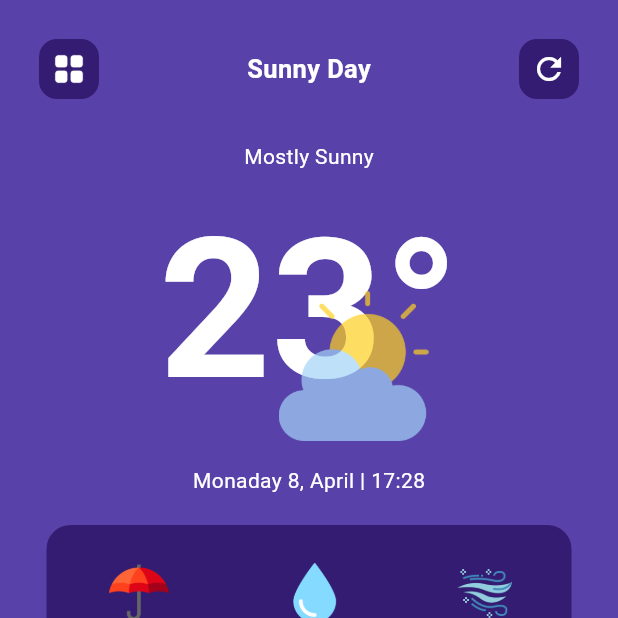
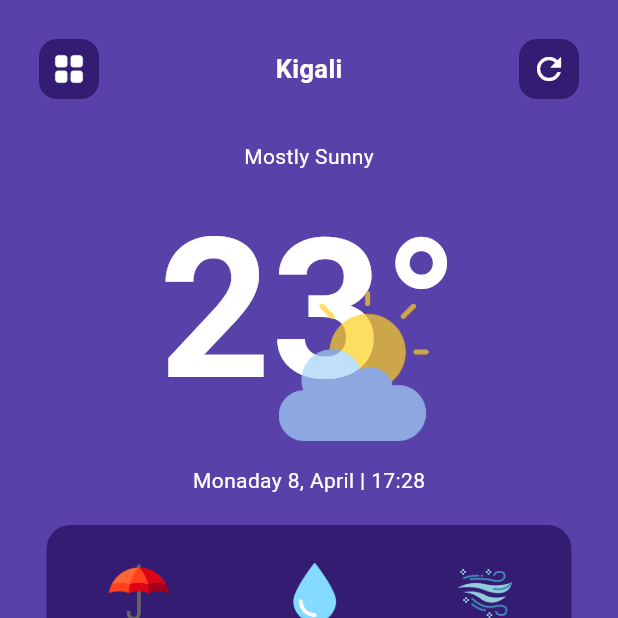
Before and after one commit to R-salton/my_weather, a Flutter app: the screen it shows after launch, on a phone screen of 412 x 824 dp, the top half of it. Run offline on Flutter 3.47's test engine with Material 3 defaults, Android fonts, the phone set to English and light mode, and no system bars.

Commit message:
Design for Weather detail Screen

```diff
--- a/lib/main.dart
+++ b/lib/main.dart
@@ -1,6 +1,6 @@
 import 'package:flutter/material.dart';
 import 'package:flutter/services.dart';
-import 'mainscreen.dart';
+import 'utilities/Screens/mainscreen.dart';
 
 void main() {
   SystemChrome.setSystemUIOverlayStyle(
--- a/lib/mainscreen.dart
+++ b/lib/utilities/Screens/mainscreen.dart
@@ -1,4 +1,5 @@
 import 'package:flutter/material.dart';
+import 'package:my_weather/utilities/Screens/weatherDetail.dart';
 import 'package:my_weather/utilities/constants.dart';
 import 'package:my_weather/utilities/custom_widgets.dart';
 
@@ -21,51 +22,15 @@ class _MainScreenState extends State<MainScreen> {
             padding: const EdgeInsets.only(left: 18.0, top: 18.0, right: 18.0),
             child: Column(
               children: [
-                Padding(
-                  padding: const EdgeInsets.all(8.0),
-                  child: Row(
-                    mainAxisAlignment: MainAxisAlignment.spaceBetween,
-                    children: [
-                      Container(
-                        height: 40,
-                        width: 40,
-                        decoration: BoxDecoration(
-                          color: kDarkContainerColor,
-                          borderRadius: BorderRadius.circular(12),
-                        ),
-                        child: const Padding(
-                          padding: EdgeInsets.all(5.0),
-                          child: Image(
-                            image: AssetImage("assets/icons/menu1.png"),
-                            color: Colors.white,
-                          ),
-                        ),
-                      ),
-                      const Text(
-                        "Sunny Day",
-                        style: TextStyle(
-                          fontWeight: FontWeight.bold,
-                          color: Colors.white,
-                          fontSize: 17,
-                        ),
-                      ),
-                      Container(
-                        height: 40,
-                        width: 40,
-                        decoration: BoxDecoration(
-                          color: kDarkContainerColor,
-                          borderRadius: BorderRadius.circular(12),
-                        ),
-                        child: const Padding(
-                          padding: EdgeInsets.all(5.0),
-                          child: Icon(
-                            Icons.refresh,
-                            color: Colors.white,
-                          ),
-                        ),
-                      ),
-                    ],
+                TopMenu(
+                  onClick: () {},
+                  leftIcon: "assets/icons/menu1.png",
+                  rightIcon: const Icon(
+                    Icons.refresh,
+                    color: Colors.white,
                   ),
+                  iconColors: kDarkContainerColor,
+                  title: "Kigali",
                 ),
                 const SizedBox(
                   height: 20,
@@ -133,15 +98,25 @@ class _MainScreenState extends State<MainScreen> {
                 const SizedBox(
                   height: 20,
                 ),
-                const Padding(
-                  padding: EdgeInsets.only(left: 15.0, right: 15),
+                Padding(
+                  padding: const EdgeInsets.only(left: 15.0, right: 15),
                   child: Row(
                     mainAxisAlignment: MainAxisAlignment.spaceBetween,
                     children: [
-                      Text("Today?", style: kSubTitleStyle),
-                      Text(
-                        "7 Days Forecast",
-                        style: kSubTitleStyle,
+                      const Text("Today?", style: kSubTitleStyle),
+                      InkWell(
+                        onTap: () {
+                          Navigator.push(
+                            context,
+                            MaterialPageRoute(builder: (context) {
+                              return const WeatherDetail();
+                            }),
+                          );
+                        },
+                        child: const Text(
+                          "7 Days Forecast",
+                          style: kSubTitleStyle,
+                        ),
                       ),
                     ],
                   ),
--- a/lib/utilities/constants.dart
+++ b/lib/utilities/constants.dart
@@ -1,9 +1,9 @@
 import "package:flutter/material.dart";
-
 
 const kMainScreenScafoldBgColor = Color(0xff5842a9);
 
 const kDarkContainerColor = Color(0xff331c71);
 
-const kSubTitleStyle = TextStyle(
-                            color: Colors.white, fontWeight: FontWeight.bold);
+const kSubTitleStyle =
+    TextStyle(color: Colors.white, fontWeight: FontWeight.bold);
+const kLightContainerColor = Color(0xff5842a9);
--- a/lib/utilities/custom_widgets.dart
+++ b/lib/utilities/custom_widgets.dart
@@ -1,4 +1,70 @@
 import 'package:flutter/material.dart';
+import 'package:my_weather/utilities/constants.dart';
+
+class TopMenu extends StatelessWidget {
+  TopMenu(
+      {super.key,
+      this.leftIcon,
+      this.rightIcon,
+      this.title,
+      this.iconColors,
+      required this.onClick});
+
+  String? leftIcon = "assets/icons/menu1.png";
+  Icon? rightIcon = const Icon(Icons.refresh);
+  String? title = "";
+  Color? iconColors = kDarkContainerColor;
+  final void Function() onClick;
+  @override
+  Widget build(BuildContext context) {
+    return Padding(
+      padding: const EdgeInsets.all(8.0),
+      child: Row(
+        mainAxisAlignment: MainAxisAlignment.spaceBetween,
+        children: [
+          GestureDetector(
+            onTap: () {
+              onClick(); // Call the onClick function if it's not null
+            },
+            child: Container(
+              height: 40,
+              width: 40,
+              decoration: BoxDecoration(
+                color: iconColors,
+                borderRadius: BorderRadius.circular(12),
+              ),
+              child: Padding(
+                padding: const EdgeInsets.all(5.0),
+                child: Image(
+                  image: AssetImage("$leftIcon"),
+                  color: Colors.white,
+                ),
+              ),
+            ),
+          ),
+          Text(
+            "$title",
+            style: const TextStyle(
+              fontWeight: FontWeight.bold,
+              color: Colors.white,
+              fontSize: 17,
+            ),
+          ),
+          Container(
+            height: 40,
+            width: 40,
+            decoration: BoxDecoration(
+              color: iconColors,
+              borderRadius: BorderRadius.circular(12),
+            ),
+            child:
+                Padding(padding: const EdgeInsets.all(5.0), child: rightIcon),
+          ),
+        ],
+      ),
+    );
+  }
+}
 
 class MyContainer extends StatelessWidget {
   MyContainer(
@@ -28,7 +94,8 @@ class MyContainer extends StatelessWidget {
         borderRadius: BorderRadius.circular(16),
       ),
       child: Padding(
-          padding: EdgeInsets.only(left: left, right: right, top: paddingTop ?? 25.0),
+          padding: EdgeInsets.only(
+              left: left, right: right, top: paddingTop ?? 25.0),
           child: child),
     );
   }
```
Also changed, not shown: lib/utilities/Screens/weatherDetail.dart (added, +296 -0 lines), assets/icons/back.png (added), assets/icons/back2.png (added).
